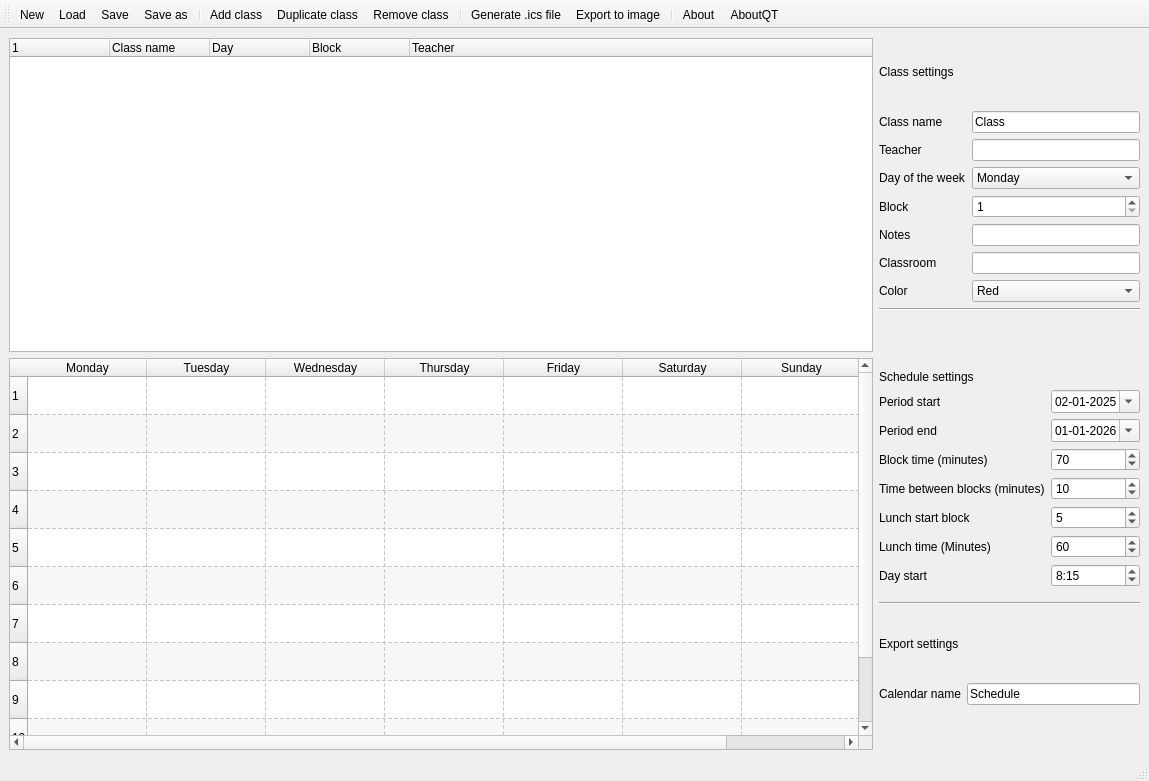
Before: the Qt Designer form src/form.ui in discojapi/ics-class-schedule, drawn with Qt 5.
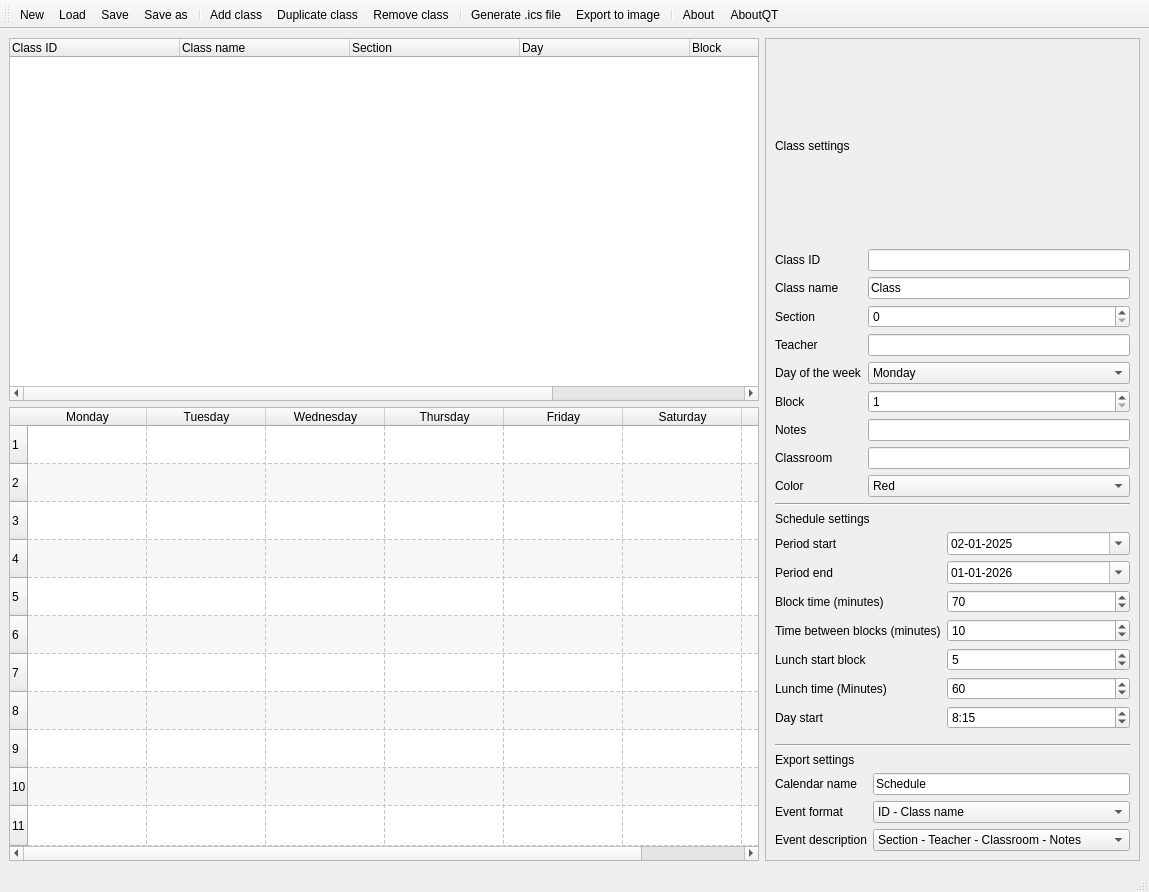
After: the same form once the commit is applied. Icons and pictures are not drawn.

What changed in the file:
```diff
--- a/src/form.ui
+++ b/src/form.ui
@@ -7,14 +7,14 @@
     <x>0</x>
     <y>0</y>
     <width>1149</width>
-    <height>781</height>
+    <height>892</height>
    </rect>
   </property>
   <property name="windowTitle">
    <string>MainWindow</string>
   </property>
   <widget class="QWidget" name="centralwidget">
-   <layout class="QHBoxLayout" name="horizontalLayout_2" stretch="2,0">
+   <layout class="QHBoxLayout" name="horizontalLayout_2" stretch="2,1">
     <item>
      <layout class="QVBoxLayout" name="verticalLayout_2" stretch="4,5">
       <item>
@@ -37,9 +37,18 @@
         <property name="animated">
          <bool>true</bool>
         </property>
+        <attribute name="headerCascadingSectionResizes">
+         <bool>false</bool>
+        </attribute>
+        <attribute name="headerMinimumSectionSize">
+         <number>100</number>
+        </attribute>
+        <attribute name="headerDefaultSectionSize">
+         <number>170</number>
+        </attribute>
         <column>
          <property name="text">
-          <string/>
+          <string>Class ID</string>
          </property>
         </column>
         <column>
@@ -47,6 +56,11 @@
           <string>Class name</string>
          </property>
         </column>
+        <column>
+         <property name="text">
+          <string>Section</string>
+         </property>
+        </column>
         <column>
          <property name="text">
           <string>Day</string>
@@ -199,8 +213,27 @@
      </layout>
     </item>
     <item>
-     <layout class="QVBoxLayout" name="verticalLayout">
-      <item alignment="Qt::AlignmentFlag::AlignVCenter">
+     <widget class="QScrollArea" name="scrollArea">
+      <property name="frameShape">
+       <enum>QFrame::Shape::StyledPanel</enum>
+      </property>
+      <property name="frameShadow">
+       <enum>QFrame::Shadow::Sunken</enum>
+      </property>
+      <property name="widgetResizable">
+       <bool>true</bool>
+      </property>
+      <widget class="QWidget" name="scrollAreaWidgetContents">
+       <property name="geometry">
+        <rect>
+         <x>0</x>
+         <y>0</y>
+         <width>352</width>
+         <height>832</height>
+        </rect>
+       </property>
+       <layout class="QVBoxLayout" name="verticalLayout_3">
+        <item>
        <widget class="QLabel" name="label_2">
         <property name="sizePolicy">
          <sizepolicy hsizetype="Ignored" vsizetype="Expanding">
@@ -239,23 +272,43 @@
          </widget>
         </item>
         <item row="2" column="0">
+           <widget class="QLabel" name="sectionLabel">
+            <property name="text">
+             <string>Section</string>
+            </property>
+           </widget>
+          </item>
+          <item row="2" column="1">
+           <widget class="QSpinBox" name="sectionSpinBox">
+            <property name="minimum">
+             <number>0</number>
+            </property>
+            <property name="maximum">
+             <number>1000</number>
+            </property>
+            <property name="value">
+             <number>0</number>
+            </property>
+           </widget>
+          </item>
+          <item row="3" column="0">
          <widget class="QLabel" name="teacherLabel">
           <property name="text">
            <string>Teacher</string>
           </property>
          </widget>
         </item>
-        <item row="2" column="1">
+          <item row="3" column="1">
          <widget class="QLineEdit" name="teacherLineEdit"/>
         </item>
-        <item row="3" column="0">
+          <item row="4" column="0">
          <widget class="QLabel" name="dayOfTheWeekLabel">
           <property name="text">
            <string>Day of the week</string>
           </property>
          </widget>
         </item>
-        <item row="3" column="1">
+          <item row="4" column="1">
          <widget class="QComboBox" name="dayOfTheWeekComboBox">
           <item>
            <property name="text">
@@ -294,54 +347,54 @@
           </item>
          </widget>
         </item>
-        <item row="4" column="0">
+          <item row="5" column="0">
          <widget class="QLabel" name="blockSetupLabel">
           <property name="text">
            <string>Block</string>
           </property>
          </widget>
         </item>
-        <item row="5" column="0">
+          <item row="5" column="1">
+           <widget class="QSpinBox" name="spinBox">
+            <property name="minimum">
+             <number>1</number>
+            </property>
+            <property name="maximum">
+             <number>10</number>
+            </property>
+            <property name="value">
+             <number>1</number>
+            </property>
+           </widget>
+          </item>
+          <item row="6" column="0">
          <widget class="QLabel" name="notesLabel">
           <property name="text">
            <string>Notes</string>
           </property>
          </widget>
         </item>
-        <item row="5" column="1">
+          <item row="6" column="1">
          <widget class="QLineEdit" name="notesLineEdit"/>
         </item>
-        <item row="6" column="0">
+          <item row="7" column="0">
          <widget class="QLabel" name="classroomLabel">
           <property name="text">
            <string>Classroom</string>
           </property>
          </widget>
         </item>
-        <item row="6" column="1">
+          <item row="7" column="1">
          <widget class="QLineEdit" name="classroomLineEdit"/>
         </item>
-        <item row="4" column="1">
-         <widget class="QSpinBox" name="spinBox">
-          <property name="minimum">
-           <number>1</number>
-          </property>
-          <property name="maximum">
-           <number>10</number>
-          </property>
-          <property name="value">
-           <number>1</number>
-          </property>
-         </widget>
-        </item>
-        <item row="7" column="0">
+          <item row="8" column="0">
          <widget class="QLabel" name="colorLabel">
           <property name="text">
            <string>Color</string>
           </property>
          </widget>
         </item>
-        <item row="7" column="1">
+          <item row="8" column="1">
          <widget class="QComboBox" name="colorComboBox">
           <property name="currentIndex">
            <number>0</number>
@@ -401,6 +454,16 @@
           </item>
          </widget>
         </item>
+          <item row="0" column="0">
+           <widget class="QLabel" name="classIDLabel">
+            <property name="text">
+             <string>Class ID</string>
+            </property>
+           </widget>
+          </item>
+          <item row="0" column="1">
+           <widget class="QLineEdit" name="classIDLineEdit"/>
+          </item>
        </layout>
       </item>
       <item>
@@ -410,7 +473,7 @@
         </property>
        </widget>
       </item>
-      <item alignment="Qt::AlignmentFlag::AlignBottom">
+        <item>
        <widget class="QLabel" name="label">
         <property name="text">
          <string>Schedule settings</string>
@@ -630,9 +693,78 @@
           </property>
          </widget>
         </item>
+          <item row="1" column="0">
+           <widget class="QLabel" name="formatLabel">
+            <property name="text">
+             <string>Event format</string>
+            </property>
+           </widget>
+          </item>
+          <item row="1" column="1">
+           <widget class="QComboBox" name="formatComboBox">
+            <item>
+             <property name="text">
+              <string>ID - Class name</string>
+             </property>
+            </item>
+            <item>
+             <property name="text">
+              <string>Class name -ID</string>
+             </property>
+            </item>
+            <item>
+             <property name="text">
+              <string>ID - Class name {color emoji}</string>
+             </property>
+            </item>
+            <item>
+             <property name="text">
+              <string>Class name - ID {color emoji}</string>
+             </property>
+            </item>
+            <item>
+             <property name="text">
+              <string>ID</string>
+             </property>
+            </item>
+            <item>
+             <property name="text">
+              <string>Class name</string>
+             </property>
+            </item>
+           </widget>
+          </item>
+          <item row="2" column="0">
+           <widget class="QLabel" name="eventDescriptionLabel">
+            <property name="text">
+             <string>Event description</string>
+            </property>
+           </widget>
+          </item>
+          <item row="2" column="1">
+           <widget class="QComboBox" name="eventDescriptionComboBox">
+            <item>
+             <property name="text">
+              <string>Section - Teacher - Classroom - Notes</string>
+             </property>
+            </item>
+            <item>
+             <property name="text">
+              <string>Section ; Teacher ; Classroom ; Notes</string>
+             </property>
+            </item>
+            <item>
+             <property name="text">
+              <string>Section, Teacher, Classroom, Notes</string>
+             </property>
+            </item>
+           </widget>
+          </item>
        </layout>
       </item>
      </layout>
+      </widget>
+     </widget>
     </item>
    </layout>
   </widget>
```
Left out of the diff: 46 changed lines with no effect on the pictures. Lines whose indentation alone changed are shown as unchanged.
